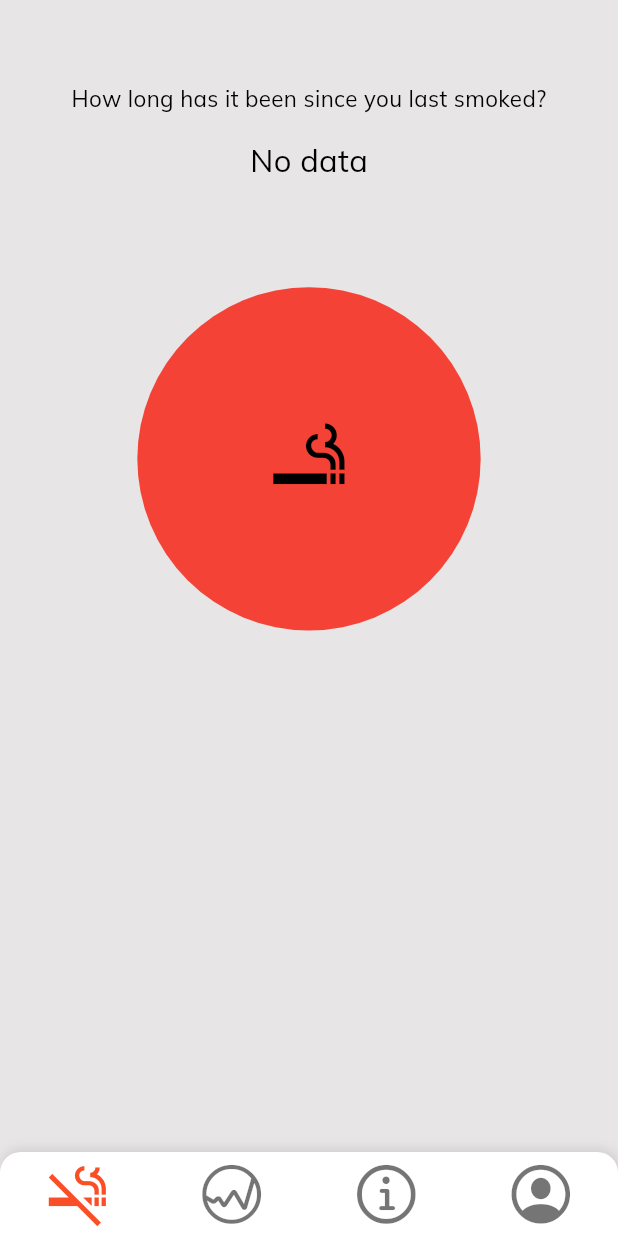
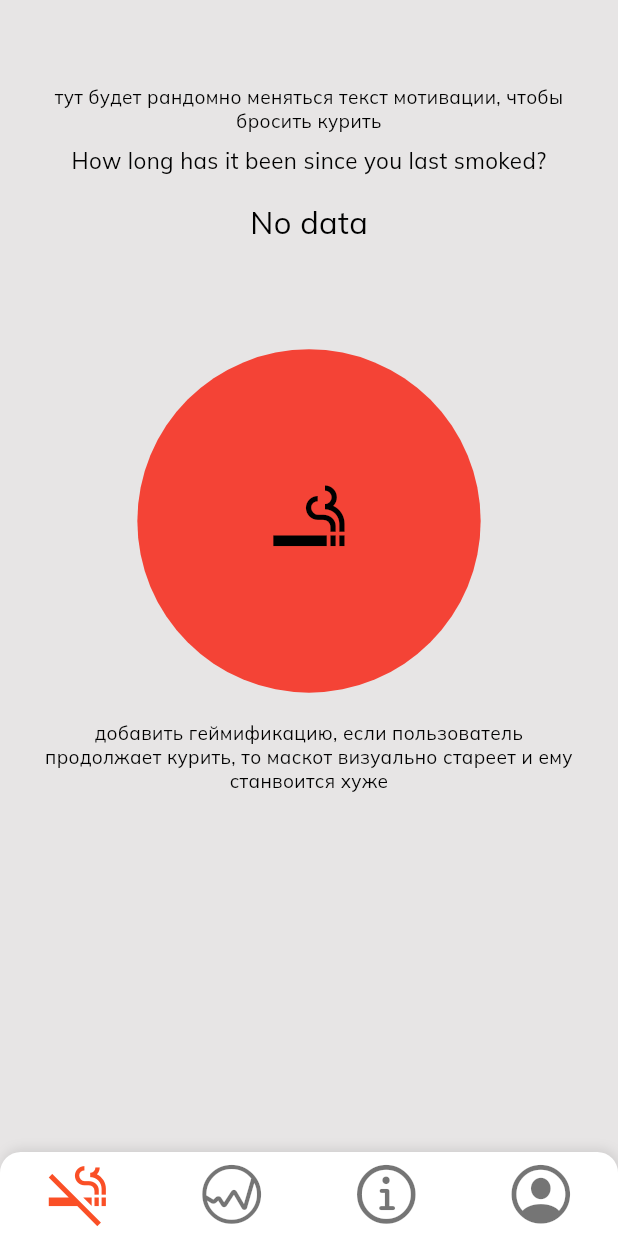
Before and after one commit to isafiulin/fresh_start, a Flutter app: the HomePage screen opened by its route, on a phone screen of 412 x 824 dp. Run offline on Flutter 3.47's test engine with Material 3 defaults, Android fonts, the phone set to English and light mode, and no system bars; our stand-ins replace auto_size_text, easy_localization, equatable, flutter_bloc, flutter_screenutil, flutter_smart_dialog and 11 more; accounts and stored records are empty.

Commit message:
add fix bugs with color in app theme,add feature desc

```diff
--- a/lib/core/router/router.dart
+++ b/lib/core/router/router.dart
@@ -166,12 +166,6 @@ final goRouter = GoRouter(
             )
           ],
         ),
-        StatefulShellBranch(
-          routes: [
-            GoRoute(
-                path: '/empty', builder: (context, state) => const SizedBox())
-          ],
-        ),
         StatefulShellBranch(routes: [
           GoRoute(
             path: RouterPath.info,
--- a/lib/core/theme/color.dart
+++ b/lib/core/theme/color.dart
@@ -1,3 +1,5 @@
+// ignore_for_file: constant_identifier_names
+
 import 'package:flutter/material.dart';
 
 class ColorConstant {
@@ -155,7 +157,7 @@ class ColorConstant {
   static const Color selectedRowDarkThemeColor = Color(0xFF252525);
 
   static const Color unSelectedWidgetLightThemeColor = Color(0x8A000000);
-  static const Color unSelectedWidgetDarkThemeColor = Color(0x8AFFFFFF);
+  static const Color unSelectedWidgetDarkThemeColor = Color(0x8A000000);
 
   static const Color iconLightThemeColor = Color(0x8A000000);
   static const Color iconDarkThemeColor = Color(0x8AFFFFFF);
@@ -188,7 +190,7 @@ class ColorConstant {
   static const Color bodyText1LightThemeColor = Color(0xFF000000);
   static const Color bodyText2LightThemeColor = Color(0xFF000000);
 
-  static const Color bodyText1DarkThemeColor = Color(0xFFFFFFFF);
+  static const Color bodyText1DarkThemeColor = Color(0xFF000000);
   static const Color bodyText2DarkThemeColor = Color(0xFFFFFFFF);
 
   static const Color captionLightThemeColor = Color(0xFFA9A9A9);
--- a/lib/fresh_start_app.dart
+++ b/lib/fresh_start_app.dart
@@ -34,7 +34,6 @@ class _FreshStartAppState extends State<FreshStartApp> {
   Widget build(BuildContext context) {
     return BlocBuilder<AppThemeCubit, ThemeMode>(
       builder: (context, ThemeMode mode) {
-        print(mode);
         return MaterialApp.router(
           builder: FlutterSmartDialog.init(
             builder: (context, child) {
--- a/lib/presentation/feature/home/home_page.dart
+++ b/lib/presentation/feature/home/home_page.dart
@@ -63,6 +63,13 @@ class _HomePageState extends State<HomePage> {
               padding: EdgeInsets.symmetric(horizontal: 24.w),
               child: Column(
                 children: [
+                  Text(
+                      "тут будет рандомно меняться текст мотивации, чтобы бросить курить",
+                      textAlign: TextAlign.center,
+                      style: TextStyle(fontSize: 11.sp)),
+                  SizedBox(
+                    height: 8.h,
+                  ),
                   Text(LocaleKeys.timeFromLastSmoke,
                           textAlign: TextAlign.center,
                           style: TextStyle(fontSize: 13.sp))
@@ -144,7 +151,15 @@ class _HomePageState extends State<HomePage> {
                         ),
                       ),
                     ),
-                  )
+                  ),
+                  SizedBox(
+                    height: 16.h,
+                  ),
+                  Text(
+                    'добавить геймификацию, если пользователь продолжает курить, то маскот визуально стареет и ему станвоится хуже',
+                    textAlign: TextAlign.center,
+                    style: TextStyle(fontSize: 11.sp),
+                  ),
                 ],
               ),
             ),
--- a/lib/presentation/feature/statistics/statistics_page.dart
+++ b/lib/presentation/feature/statistics/statistics_page.dart
@@ -90,7 +90,6 @@ class StatisticsPage extends StatelessWidget {
 }
 
 String formatDateTime(DateTime dateTime, String locale) {
-  print(locale);
   bool is24HourFormat = !locale.startsWith('en') || !locale.endsWith('_US');
 
   String timePattern = is24HourFormat ? 'HH:mm' : 'hh:mm a'; // 24 ч или 12ч
--- a/lib/presentation/widgets/custom_button.dart
+++ b/lib/presentation/widgets/custom_button.dart
@@ -123,6 +123,7 @@ class _CustomButtonState extends State<CustomButton>
   }
 
   Future<void> _onTapCancel(_) {
+    // ignore: no_wildcard_variable_uses
     return _onTapUp(_);
   }
 
--- a/lib/presentation/widgets/motion_tap.dart
+++ b/lib/presentation/widgets/motion_tap.dart
@@ -96,6 +96,7 @@ class _MotionTapState extends State<MotionTap>
   }
 
   Future<void> _onTapCancel(_) {
+    // ignore: no_wildcard_variable_uses
     return _onTapUp(_);
   }
 
--- a/pubspec.yaml
+++ b/pubspec.yaml
@@ -1,7 +1,7 @@
 name: fresh_start
 description: "A new Flutter project."
 publish_to: "none"
-version: 0.1.0
+version: 0.1.2
 
 environment:
   sdk: ^3.5.4
@@ -38,16 +38,12 @@ dependencies:
       ref: main # branch name
   provider: ^6.1.2
   talker_flutter: ^4.1.5
-  audio_service: ^0.18.13
-  just_audio: ^0.9.37
   easy_localization: ^3.0.6
   intl: ^0.19.0
   path_provider: ^2.1.3
   share_plus: ^10.0.2
   flutter_screenutil: ^5.9.3
   firebase_core: ^3.0.0
-  firebase_messaging: ^15.1.2
-  flutter_local_notifications: ^17.1.2
   cached_network_image: ^3.3.1
   shimmer: ^3.0.0
   cupertino_icons: ^1.0.8
```
Also changed, not shown: lib/presentation/feature/info/info_page.dart (+21 -1 lines), lib/presentation/feature/profile/profile_page.dart (+52 -1 lines), pubspec.lock, 3 other files.
